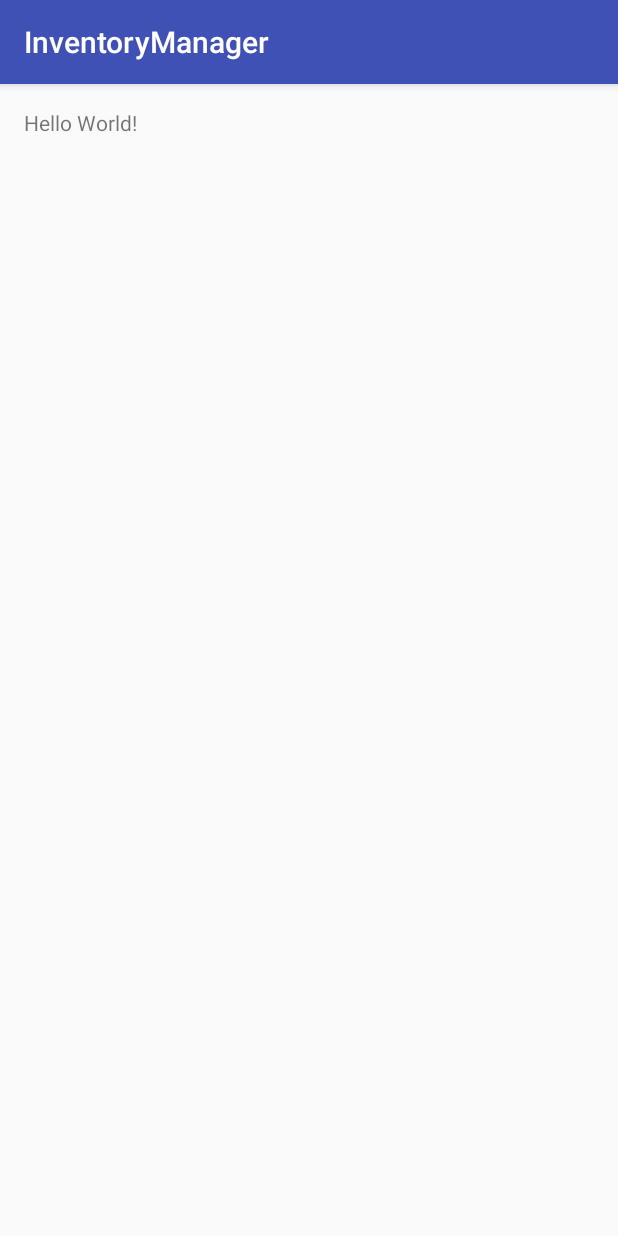
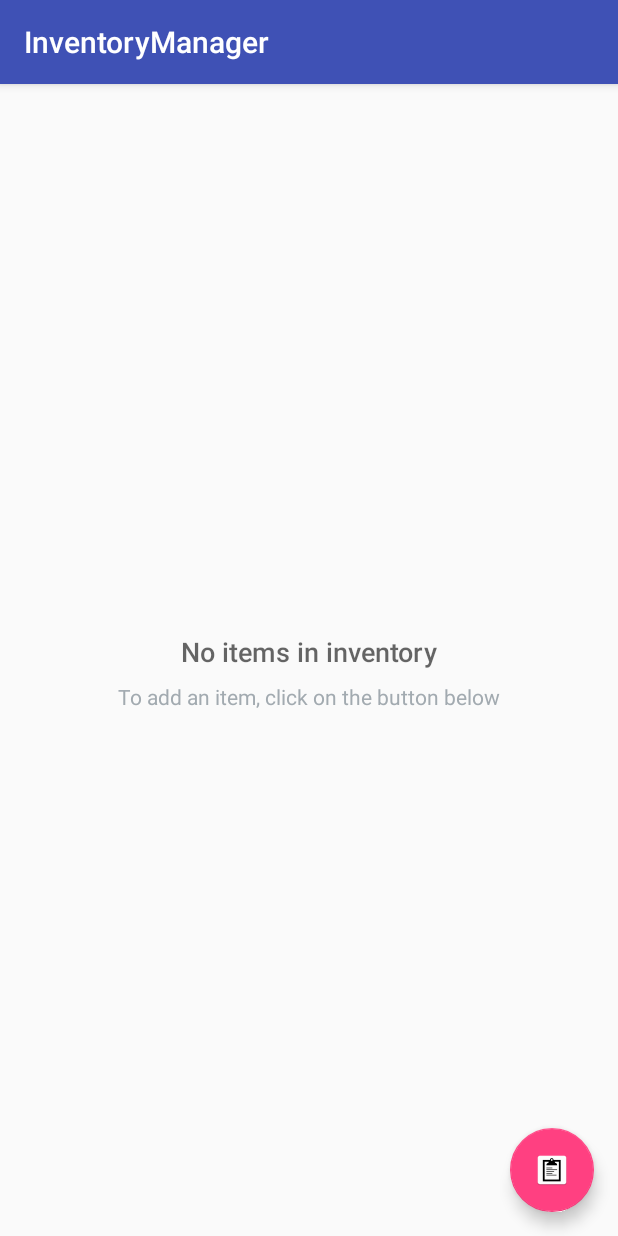
Before and after one commit to rlog8760/InventoryManager, an Android app: the screen it shows after launch (MainActivity), on a phone screen of 412 x 824 dp. Run offline under Robolectric (Android 15) with nearby library versions, the phone set to English and light mode, and no system bars.

Commit message:
Added empty view message for main activity

```diff
--- a/app/build.gradle
+++ b/app/build.gradle
@@ -1,13 +1,13 @@
 apply plugin: 'com.android.application'
 
 android {
-    compileSdkVersion 25
+    compileSdkVersion 24
     buildToolsVersion "24.0.1"
 
     defaultConfig {
         applicationId "com.example.android.inventorymanager"
         minSdkVersion 15
-        targetSdkVersion 25
+        targetSdkVersion 24
         versionCode 1
         versionName "1.0"
     }
@@ -22,5 +22,6 @@ android {
 dependencies {
     compile fileTree(dir: 'libs', include: ['*.jar'])
     testCompile 'junit:junit:4.12'
-    compile 'com.android.support:appcompat-v7:25.0.0'
+    compile 'com.android.support:appcompat-v7:24.1.1'
+    compile 'com.android.support:design:24.1.1'
 }
--- a/app/src/main/java/com/example/android/inventorymanager/MainActivity.java
+++ b/app/src/main/java/com/example/android/inventorymanager/MainActivity.java
@@ -2,12 +2,21 @@ package com.example.android.inventorymanager;
 
 import android.os.Bundle;
 import android.support.v7.app.AppCompatActivity;
+import android.view.View;
+import android.widget.ListView;
 
 public class MainActivity extends AppCompatActivity {
 
     @Override
     protected void onCreate(Bundle savedInstanceState) {
         super.onCreate(savedInstanceState);
-        setContentView(R.layout.activity_main);
+        setContentView(R.layout.activity_inventory);
+
+        // Find the ListView which will be populated with the pet data
+        ListView inventoryListView = (ListView) findViewById(R.id.list);
+
+        // Find and set empty view on the ListView, so that it only shows when the list has 0 items.
+        View emptyView = findViewById(R.id.empty_view);
+        inventoryListView.setEmptyView(emptyView);
     }
 }
--- /dev/null
+++ b/app/src/main/res/layout/activity_inventory.xml
@@ -0,0 +1,61 @@
+<?xml version="1.0" encoding="utf-8"?><!-- Copyright (C) 2016 The Android Open Source Project
+     Licensed under the Apache License, Version 2.0 (the "License");
+     you may not use this file except in compliance with the License.
+     You may obtain a copy of the License at
+          http://www.apache.org/licenses/LICENSE-2.0
+     Unless required by applicable law or agreed to in writing, software
+     distributed under the License is distributed on an "AS IS" BASIS,
+     WITHOUT WARRANTIES OR CONDITIONS OF ANY KIND, either express or implied.
+     See the License for the specific language governing permissions and
+     limitations under the License.
+--><!-- Layout for the list of pets -->
+<RelativeLayout xmlns:android="http://schemas.android.com/apk/res/android"
+    xmlns:tools="http://schemas.android.com/tools"
+    android:layout_width="match_parent"
+    android:layout_height="match_parent"
+    tools:context=".MainActivity">
+
+    <ListView
+        android:id="@+id/list"
+        android:layout_width="match_parent"
+        android:layout_height="match_parent" />
+
+    <!-- Empty view for the list -->
+    <RelativeLayout
+        android:id="@+id/empty_view"
+        android:layout_width="wrap_content"
+        android:layout_height="wrap_content"
+        android:layout_centerInParent="true">
+
+        <TextView
+            android:id="@+id/empty_title_text"
+            android:layout_width="wrap_content"
+            android:layout_height="wrap_content"
+            android:layout_centerHorizontal="true"
+            android:fontFamily="sans-serif-medium"
+            android:paddingTop="16dp"
+            android:text="@string/empty_view_title_text"
+            android:textAppearance="?android:textAppearanceMedium" />
+
+        <TextView
+            android:id="@+id/empty_subtitle_text"
+            android:layout_width="wrap_content"
+            android:layout_height="wrap_content"
+            android:layout_below="@+id/empty_title_text"
+            android:layout_centerHorizontal="true"
+            android:fontFamily="sans-serif"
+            android:paddingTop="8dp"
+            android:text="@string/empty_view_subtitle_text"
+            android:textAppearance="?android:textAppearanceSmall"
+            android:textColor="#A2AAB0" />
+    </RelativeLayout>
+
+    <android.support.design.widget.FloatingActionButton
+        android:id="@+id/fab"
+        android:layout_width="wrap_content"
+        android:layout_height="wrap_content"
+        android:layout_alignParentBottom="true"
+        android:layout_alignParentRight="true"
+        android:layout_margin="@dimen/fab_margin"
+        android:src="@mipmap/ic_add_item" />
+</RelativeLayout>
--- a/app/src/main/res/layout/activity_main.xml
+++ /dev/null
@@ -1,16 +0,0 @@
-<?xml version="1.0" encoding="utf-8"?>
-<RelativeLayout xmlns:android="http://schemas.android.com/apk/res/android"
-    xmlns:tools="http://schemas.android.com/tools"
-    android:layout_width="match_parent"
-    android:layout_height="match_parent"
-    android:paddingBottom="@dimen/activity_vertical_margin"
-    android:paddingLeft="@dimen/activity_horizontal_margin"
-    android:paddingRight="@dimen/activity_horizontal_margin"
-    android:paddingTop="@dimen/activity_vertical_margin"
-    tools:context="com.example.android.inventorymanager.MainActivity">
-
-    <TextView
-        android:layout_width="wrap_content"
-        android:layout_height="wrap_content"
-        android:text="Hello World!" />
-</RelativeLayout>
--- /dev/null
+++ b/app/src/main/res/layout/empty_view.xml
@@ -0,0 +1,6 @@
+<?xml version="1.0" encoding="utf-8"?>
+<RelativeLayout xmlns:android="http://schemas.android.com/apk/res/android"
+    android:layout_width="match_parent"
+    android:layout_height="match_parent">
+
+</RelativeLayout>
--- a/app/src/main/res/values-w820dp/dimens.xml
+++ b/app/src/main/res/values-w820dp/dimens.xml
@@ -3,4 +3,6 @@
          (such as screen margins) for screens with more than 820dp of available width. This
          would include 7" and 10" devices in landscape (~960dp and ~1280dp respectively). -->
     <dimen name="activity_horizontal_margin">64dp</dimen>
+    <!-- Margin around the floating action button in CatalogActivity -->
+    <dimen name="fab_margin">16dp</dimen>
 </resources>
--- a/app/src/main/res/values/dimens.xml
+++ b/app/src/main/res/values/dimens.xml
@@ -2,4 +2,6 @@
     <!-- Default screen margins, per the Android Design guidelines. -->
     <dimen name="activity_horizontal_margin">16dp</dimen>
     <dimen name="activity_vertical_margin">16dp</dimen>
+    <!-- Margin around the floating action button in CatalogActivity -->
+    <dimen name="fab_margin">16dp</dimen>
 </resources>
--- a/app/src/main/res/values/strings.xml
+++ b/app/src/main/res/values/strings.xml
@@ -1,3 +1,6 @@
 <resources>
     <string name="app_name">InventoryManager</string>
+    <string name="empty_view_title_text">No items in inventory</string>
+    <string name="empty_view_subtitle_text">To add an item, click on the button below</string>
+
 </resources>
```
Also changed, not shown: app/src/main/ic_add_item-web.png (added), app/src/main/res/mipmap-hdpi/ic_add_item.png (added), app/src/main/res/mipmap-mdpi/ic_add_item.png (added), app/src/main/res/mipmap-xhdpi/ic_add_item.png (added), app/src/main/res/mipmap-xxhdpi/ic_add_item.png (added), app/src/main/res/mipmap-xxxhdpi/ic_add_item.png (added).
